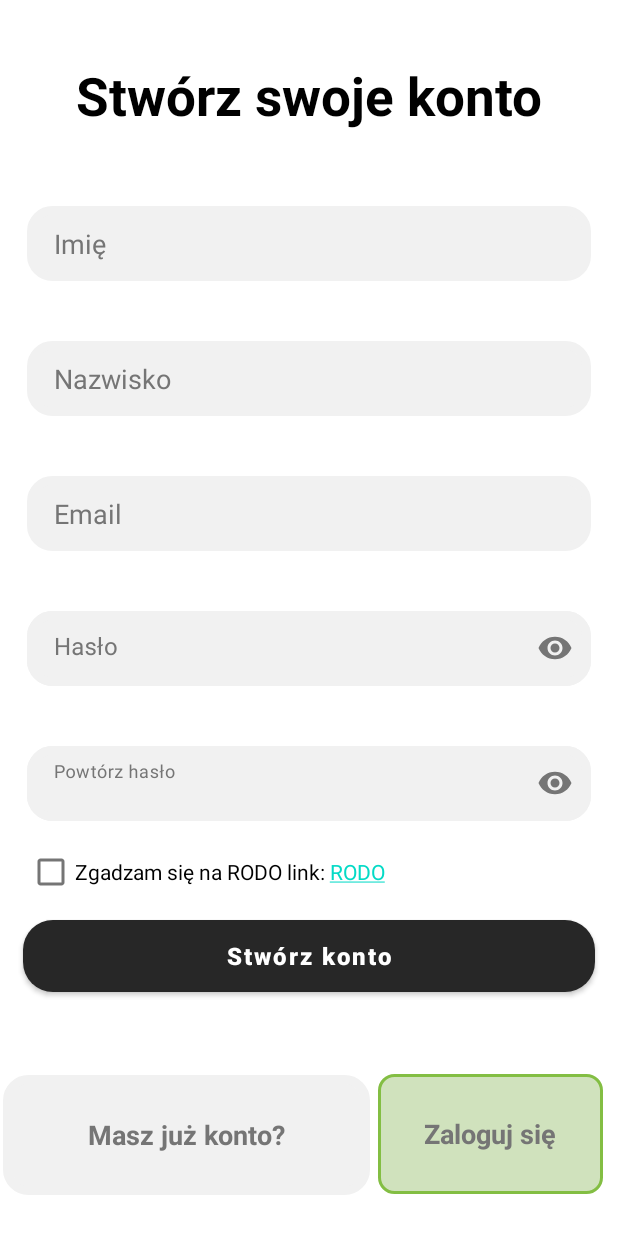
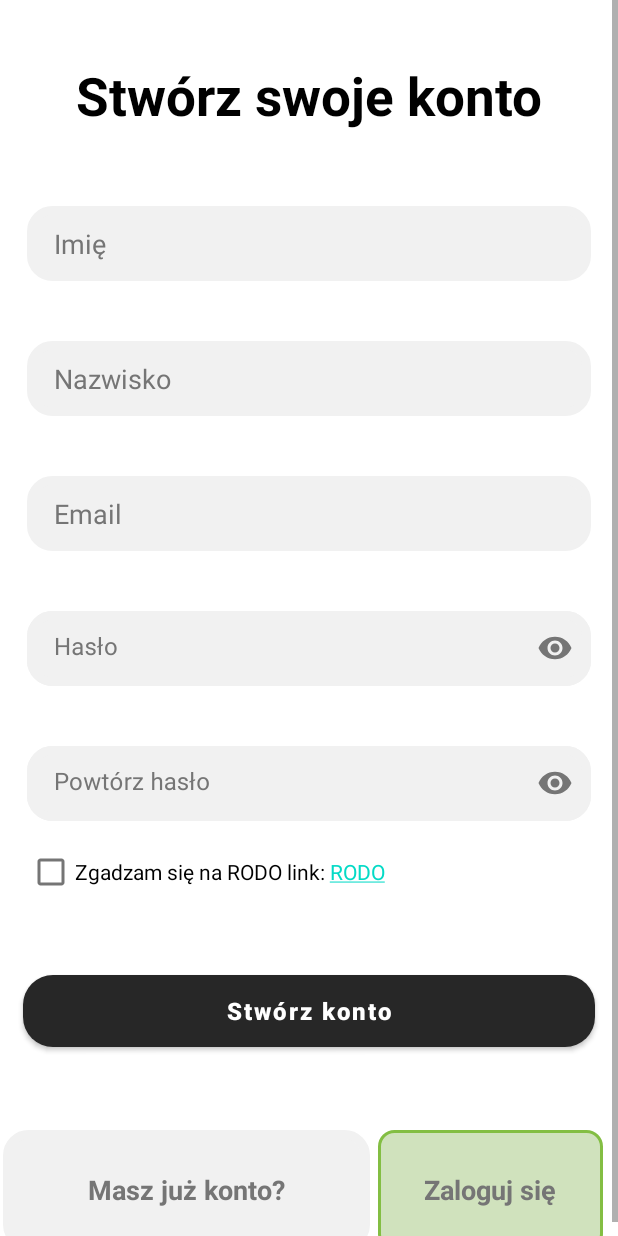
Before and after one commit to maciej-bartoszewski/Planner-Mobile, an Android app: the ActivityCreateAccount screen opened directly, with no data from a screen before it, on a phone screen of 412 x 824 dp. Run offline under Robolectric (Android 15) with nearby library versions, the phone set to English and light mode, and no system bars; our stand-ins replace Firebase (no records; nobody signed in at launch, a user with empty details on screens opened directly).

Commit message:
Poprawa skalowanosci rejestracji

```diff
--- a/app/src/main/res/layout/activity_create_account.xml
+++ b/app/src/main/res/layout/activity_create_account.xml
@@ -1,21 +1,16 @@
 <?xml version="1.0" encoding="utf-8"?>
-<androidx.constraintlayout.widget.ConstraintLayout xmlns:android="http://schemas.android.com/apk/res/android"
+<ScrollView xmlns:android="http://schemas.android.com/apk/res/android"
     xmlns:app="http://schemas.android.com/apk/res-auto"
     xmlns:tools="http://schemas.android.com/tools"
     android:id="@+id/background"
     android:layout_width="match_parent"
-    android:layout_height="match_parent">
+    android:layout_height="match_parent"
+    android:fillViewport="true">
 
     <RelativeLayout
-        android:layout_width="0dp"
-        android:layout_height="0dp"
-        android:background="#FFFFFF"
-        app:layout_constraintBottom_toBottomOf="parent"
-        app:layout_constraintEnd_toEndOf="parent"
-        app:layout_constraintHorizontal_bias="0.0"
-        app:layout_constraintStart_toStartOf="parent"
-        app:layout_constraintTop_toTopOf="parent"
-        app:layout_constraintVertical_bias="0.0">
+        android:layout_width="match_parent"
+        android:layout_height="match_parent"
+        android:background="#FFFFFF">
 
         <com.google.android.material.textfield.TextInputLayout
             android:id="@+id/check_password_one"
@@ -29,12 +24,6 @@
             android:layout_marginEnd="18dp"
             android:layout_marginBottom="10dp"
             android:background="@drawable/box_color_cream_white"
-            app:layout_constraintBottom_toBottomOf="parent"
-            app:layout_constraintEnd_toEndOf="parent"
-            app:layout_constraintHorizontal_bias="0.4"
-            app:layout_constraintStart_toStartOf="parent"
-            app:layout_constraintTop_toBottomOf="@+id/Email"
-            app:layout_constraintVertical_bias="0.0"
             app:passwordToggleEnabled="true"
             android:textColorHint="#757575"
             app:hintTextColor="#757575"
@@ -61,18 +50,10 @@
             android:layout_alignParentStart="true"
             android:layout_alignParentEnd="true"
             android:layout_marginStart="18dp"
-            android:layout_marginLeft="20dp"
             android:layout_marginTop="20dp"
             android:layout_marginEnd="18dp"
-            android:layout_marginRight="20dp"
             android:layout_marginBottom="30dp"
             android:background="@drawable/box_color_cream_white"
-            app:layout_constraintBottom_toBottomOf="parent"
-            app:layout_constraintEnd_toEndOf="parent"
-            app:layout_constraintHorizontal_bias="0.4"
-            app:layout_constraintStart_toStartOf="parent"
-            app:layout_constraintTop_toBottomOf="@+id/check_password_one"
-            app:layout_constraintVertical_bias="0.0"
             app:passwordToggleEnabled="true"
             android:textColorHint="#757575"
             app:hintTextColor="#757575"
@@ -100,22 +81,15 @@
             android:layout_alignParentStart="true"
             android:layout_alignParentEnd="true"
             android:layout_marginStart="18dp"
-            android:layout_marginLeft="20dp"
             android:layout_marginTop="20dp"
             android:layout_marginEnd="18dp"
-            android:layout_marginRight="20dp"
             android:layout_marginBottom="20dp"
             android:background="@drawable/box_color_cream_white"
             android:ems="10"
             android:hint="Email"
             android:paddingStart="18dp"
             android:textColor="#757575"
-            android:textColorHint="#757575"
-            app:layout_constraintBottom_toBottomOf="parent"
-            app:layout_constraintEnd_toEndOf="parent"
-            app:layout_constraintStart_toStartOf="parent"
-            app:layout_constraintTop_toBottomOf="@+id/LastName"
-            app:layout_constraintVertical_bias="0.0" />
+            android:textColorHint="#757575" />
 
         <EditText
             android:id="@+id/LastName"
@@ -125,10 +99,8 @@
             android:layout_alignParentStart="true"
             android:layout_alignParentEnd="true"
             android:layout_marginStart="18dp"
-            android:layout_marginLeft="10dp"
             android:layout_marginTop="20dp"
             android:layout_marginEnd="18dp"
-            android:layout_marginRight="20dp"
             android:layout_marginBottom="20dp"
             android:textColor="#757575"
             android:textColorHint="#757575"
@@ -136,12 +108,7 @@
             android:ems="10"
             android:hint="Nazwisko"
             android:inputType="text"
-            android:paddingLeft="18dp"
-            app:layout_constraintBottom_toBottomOf="parent"
-            app:layout_constraintEnd_toEndOf="parent"
-            app:layout_constraintStart_toStartOf="parent"
-            app:layout_constraintTop_toBottomOf="@+id/Name"
-            app:layout_constraintVertical_bias="0.0" />
+            android:paddingLeft="18dp" />
 
         <TextView
             android:id="@+id/text_create_acc"
@@ -155,13 +122,7 @@
             android:text="Stwórz swoje konto"
             android:textColor="@color/black"
             android:textSize="35sp"
-            android:textStyle="bold"
-            app:layout_constraintBottom_toBottomOf="parent"
-            app:layout_constraintEnd_toEndOf="parent"
-            app:layout_constraintHorizontal_bias="0.497"
-            app:layout_constraintStart_toStartOf="parent"
-            app:layout_constraintTop_toTopOf="parent"
-            app:layout_constraintVertical_bias="0.179" />
+            android:textStyle="bold" />
 
         <EditText
             android:id="@+id/Name"
@@ -171,10 +132,8 @@
             android:layout_alignParentStart="true"
             android:layout_alignParentEnd="true"
             android:layout_marginStart="18dp"
-            android:layout_marginLeft="20dp"
             android:layout_marginTop="50dp"
             android:layout_marginEnd="18dp"
-            android:layout_marginRight="20dp"
             android:layout_marginBottom="20dp"
             android:textColor="#757575"
             android:textColorHint="#757575"
@@ -182,21 +141,17 @@
             android:ems="10"
             android:hint="Imię"
             android:inputType="text"
-            android:paddingLeft="18dp"
-            app:layout_constraintBottom_toBottomOf="parent"
-            app:layout_constraintEnd_toEndOf="parent"
-            app:layout_constraintStart_toStartOf="parent"
-            app:layout_constraintTop_toTopOf="parent"
-            app:layout_constraintVertical_bias="0.221" />
+            android:paddingLeft="18dp" />
 
         <Button
             android:id="@+id/CreateAccount"
             android:layout_width="wrap_content"
             android:layout_height="wrap_content"
-            android:layout_above="@+id/HaveAccount"
+            android:layout_below="@+id/Message"
             android:layout_alignParentStart="true"
             android:layout_alignParentEnd="true"
             android:layout_marginStart="15dp"
+            android:layout_marginTop="20dp"
             android:layout_marginEnd="15dp"
             android:layout_marginBottom="55dp"
             android:background="@drawable/box_color_dark_grey"
@@ -205,59 +160,38 @@
             android:text="Stwórz konto"
             android:textSize="16sp"
             android:textColor="#FFFFFF"
-            android:textStyle="bold"
-            app:layout_constraintBottom_toTopOf="@+id/HaveAccount"
-            app:layout_constraintEnd_toEndOf="parent"
-            app:layout_constraintHorizontal_bias="0.491"
-            app:layout_constraintStart_toStartOf="parent" />
+            android:textStyle="bold" />
 
         <TextView
             android:id="@+id/HaveAccount"
             android:layout_width="120dp"
             android:layout_height="80dp"
+            android:layout_below="@+id/CreateAccount"
             android:layout_alignParentStart="true"
-            android:layout_alignParentBottom="true"
             android:layout_marginStart="2dp"
-            android:layout_marginLeft="8dp"
             android:layout_marginEnd="5dp"
-            android:layout_marginRight="150dp"
-            android:layout_marginBottom="27dp"
             android:layout_toStartOf="@+id/LogIn"
             android:background="@drawable/box_color_cream_white"
             android:gravity="center"
             android:text="Masz już konto?"
+            android:textColor="#757575"
             android:textSize="18sp"
-            android:textStyle="bold"
-            android:textColor="#757575"
-            app:layout_constraintBottom_toBottomOf="parent"
-            app:layout_constraintEnd_toEndOf="parent"
-            app:layout_constraintHorizontal_bias="0.0"
-            app:layout_constraintStart_toStartOf="parent"
-            app:layout_constraintTop_toTopOf="parent"
-            app:layout_constraintVertical_bias="1.0" />
+            android:textStyle="bold" />
 
         <TextView
             android:id="@+id/LogIn"
             android:layout_width="150dp"
             android:layout_height="80dp"
+            android:layout_below="@+id/CreateAccount"
             android:layout_alignParentEnd="true"
-            android:layout_alignParentBottom="true"
             android:layout_marginEnd="10dp"
-            android:layout_marginRight="10dp"
-            android:layout_marginBottom="28dp"
             android:background="@drawable/box_color_light_green"
             android:backgroundTint="@null"
             android:gravity="center"
             android:text="Zaloguj się"
+            android:textColor="#757575"
             android:textSize="18sp"
-            android:textStyle="bold"
-            android:textColor="#757575"
-            app:layout_constraintBottom_toBottomOf="parent"
-            app:layout_constraintEnd_toEndOf="parent"
-            app:layout_constraintHorizontal_bias="1"
-            app:layout_constraintStart_toStartOf="parent"
-            app:layout_constraintTop_toTopOf="parent"
-            app:layout_constraintVertical_bias="1" />
+            android:textStyle="bold" />
 
         <TextView
             android:id="@+id/Message"
@@ -286,4 +220,4 @@
             android:textColor="#000000" />
 
     </RelativeLayout>
-</androidx.constraintlayout.widget.ConstraintLayout>
+</ScrollView>
```
